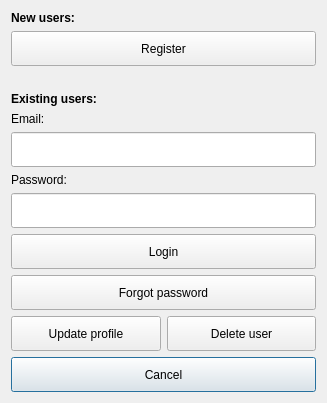
Qt form LDMP/gui/DlgSettings.ui (ConservationInternational/trends.earth) before a commit.
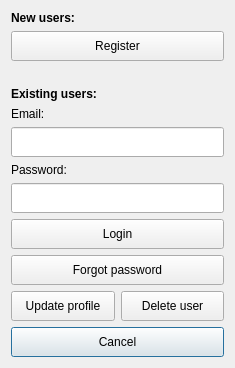
The same form after that commit.

What changed in the file:
```diff
--- a/LDMP/gui/DlgSettings.ui
+++ b/LDMP/gui/DlgSettings.ui
@@ -6,8 +6,8 @@
    <rect>
     <x>0</x>
     <y>0</y>
-    <width>327</width>
-    <height>401</height>
+    <width>235</width>
+    <height>366</height>
    </rect>
   </property>
   <property name="sizePolicy">
@@ -25,7 +25,7 @@
      <property name="minimumSize">
       <size>
        <width>0</width>
-       <height>35</height>
+       <height>30</height>
       </size>
      </property>
      <property name="text">
@@ -80,7 +80,7 @@
      <property name="minimumSize">
       <size>
        <width>0</width>
-       <height>35</height>
+       <height>30</height>
       </size>
      </property>
      <property name="text">
@@ -93,7 +93,7 @@
      <property name="minimumSize">
       <size>
        <width>0</width>
-       <height>35</height>
+       <height>30</height>
       </size>
      </property>
      <property name="text">
@@ -106,7 +106,7 @@
      <property name="minimumSize">
       <size>
        <width>0</width>
-       <height>35</height>
+       <height>30</height>
       </size>
      </property>
      <property name="inputMethodHints">
@@ -125,7 +125,7 @@
      <property name="minimumSize">
       <size>
        <width>0</width>
-       <height>35</height>
+       <height>30</height>
       </size>
      </property>
      <property name="text">
@@ -138,7 +138,7 @@
      <property name="minimumSize">
       <size>
        <width>0</width>
-       <height>35</height>
+       <height>30</height>
       </size>
      </property>
      <property name="text">
@@ -151,7 +151,7 @@
      <property name="minimumSize">
       <size>
        <width>0</width>
-       <height>35</height>
+       <height>30</height>
       </size>
      </property>
      <property name="echoMode">
@@ -202,7 +202,7 @@
      <property name="minimumSize">
       <size>
        <width>0</width>
-       <height>35</height>
+       <height>30</height>
       </size>
      </property>
      <property name="text">
```
